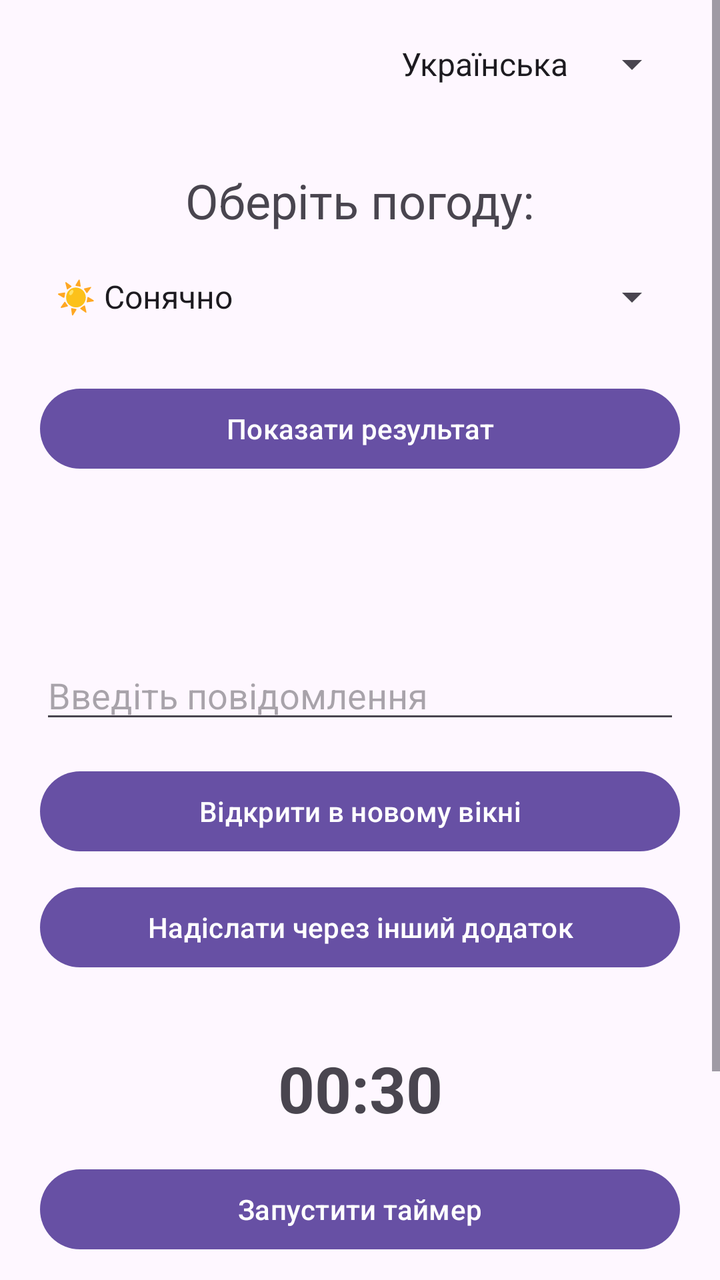
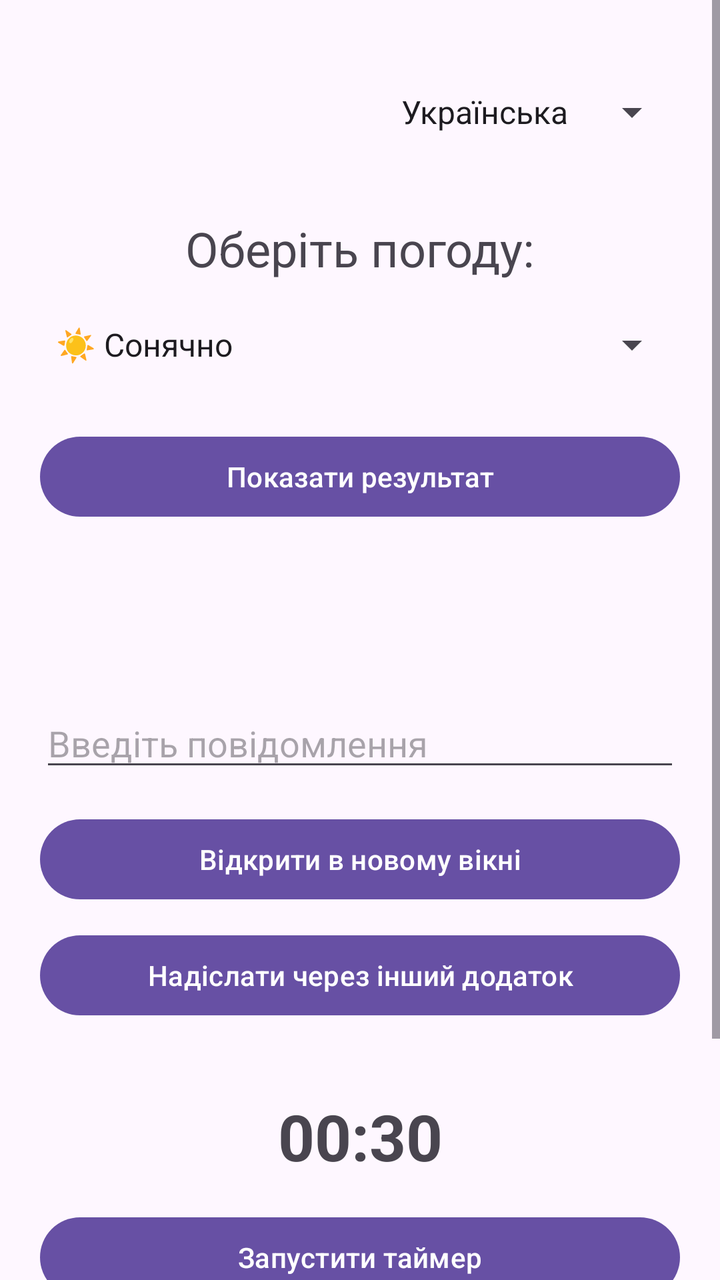

An Android layout rendered at two revisions. The XML below is the earlier revision; the diff shows what the commit changed to produce the second picture.
<!-- AndroidManifest.xml: application theme Theme.Lab2 -->
<!-- res/layout/activity_main.xml -->
<?xml version="1.0" encoding="utf-8"?>
<ScrollView xmlns:android="http://schemas.android.com/apk/res/android"
    android:layout_width="match_parent"
    android:layout_height="match_parent">

    <LinearLayout
        android:id="@+id/mainLayout"
        android:layout_width="match_parent"
        android:layout_height="wrap_content"
        android:orientation="vertical"
        android:padding="20dp">

        
        <Spinner
            android:id="@+id/languageSpinner"
            android:layout_width="wrap_content"
            android:layout_height="wrap_content"
            android:layout_gravity="end"
            android:entries="@array/language_options" />

        <TextView
            android:layout_width="wrap_content"
            android:layout_height="wrap_content"
            android:layout_gravity="center_horizontal"
            android:layout_marginTop="40dp"
            android:layout_marginBottom="20dp"
            android:text="@string/choose_weather"
            android:textSize="24sp" />

        <Spinner
            android:id="@+id/weatherSpinner"
            android:layout_width="match_parent"
            android:layout_height="wrap_content"
            android:entries="@array/weather_options" />

        <Button
            android:id="@+id/button1"
            android:layout_width="match_parent"
            android:layout_height="wrap_content"
            android:layout_marginTop="30dp"
            android:text="@string/show_result" />

        <TextView
            android:id="@+id/resultText"
            android:layout_width="match_parent"
            android:layout_height="wrap_content"
            android:layout_marginTop="30dp"
            android:gravity="center"
            android:text=""
            android:textSize="20sp" />

        <EditText
            android:id="@+id/messageEditText"
            android:layout_width="match_parent"
            android:layout_height="wrap_content"
            android:layout_marginTop="30dp"
            android:hint="Введіть повідомлення"
            android:inputType="text" />

        <Button
            android:id="@+id/openMessageButton"
            android:layout_width="match_parent"
            android:layout_height="wrap_content"
            android:layout_marginTop="15dp"
            android:text="Відкрити в новому вікні" />

        <Button
            android:id="@+id/shareMessageButton"
            android:layout_width="match_parent"
            android:layout_height="wrap_content"
            android:layout_marginTop="10dp"
            android:text="Надіслати через інший додаток" />

        
        <TextView
            android:id="@+id/timerTextView"
            android:layout_width="match_parent"
            android:layout_height="wrap_content"
            android:layout_marginTop="35dp"
            android:gravity="center"
            android:text="00:30"
            android:textSize="32sp"
            android:textStyle="bold" />

        <Button
            android:id="@+id/startTimerButton"
            android:layout_width="match_parent"
            android:layout_height="wrap_content"
            android:layout_marginTop="15dp"
            android:text="Запустити таймер" />

        <Button
            android:id="@+id/stopTimerButton"
            android:layout_width="match_parent"
            android:layout_height="wrap_content"
            android:layout_marginTop="10dp"
            android:text="Зупинити таймер" />

        <Button
            android:id="@+id/resetTimerButton"
            android:layout_width="match_parent"
            android:layout_height="wrap_content"
            android:layout_marginTop="10dp"
            android:text="Скинути таймер" />

    </LinearLayout>

</ScrollView>
<!-- resources referenced by this layout -->
<resources>
  <string-array name="language_options">
          <item>Українська</item>
          <item>English</item>
      </string-array>
  <string-array name="weather_options">
          <item>☀️ Сонячно</item>
          <item>🌧 Дощ</item>
          <item>❄️ Сніг</item>
          <item>⛈ Гроза</item>
          <item>🌫 Туман</item>
      </string-array>
  <string name="choose_weather">Оберіть погоду:</string>
  <string name="show_result">Показати результат</string>
  <style name="Theme.Lab2" parent="Base.Theme.Lab2" />
  <style name="Base.Theme.Lab2" parent="Theme.Material3.DayNight.NoActionBar">
          
          
      </style>
</resources>

<!-- the commit's change to res/layout/activity_main.xml (unified diff, before → after) -->
@@ -1,7 +1,9 @@
 <?xml version="1.0" encoding="utf-8"?>
 <ScrollView xmlns:android="http://schemas.android.com/apk/res/android"
     android:layout_width="match_parent"
-    android:layout_height="match_parent">
+    android:layout_height="match_parent"
+    android:fillViewport="true"
+    android:background="@android:color/transparent">
 
     <LinearLayout
         android:id="@+id/mainLayout"
@@ -16,6 +18,7 @@
             android:layout_width="wrap_content"
             android:layout_height="wrap_content"
             android:layout_gravity="end"
+            android:layout_marginTop="24dp"
             android:entries="@array/language_options" />
 
         <TextView
